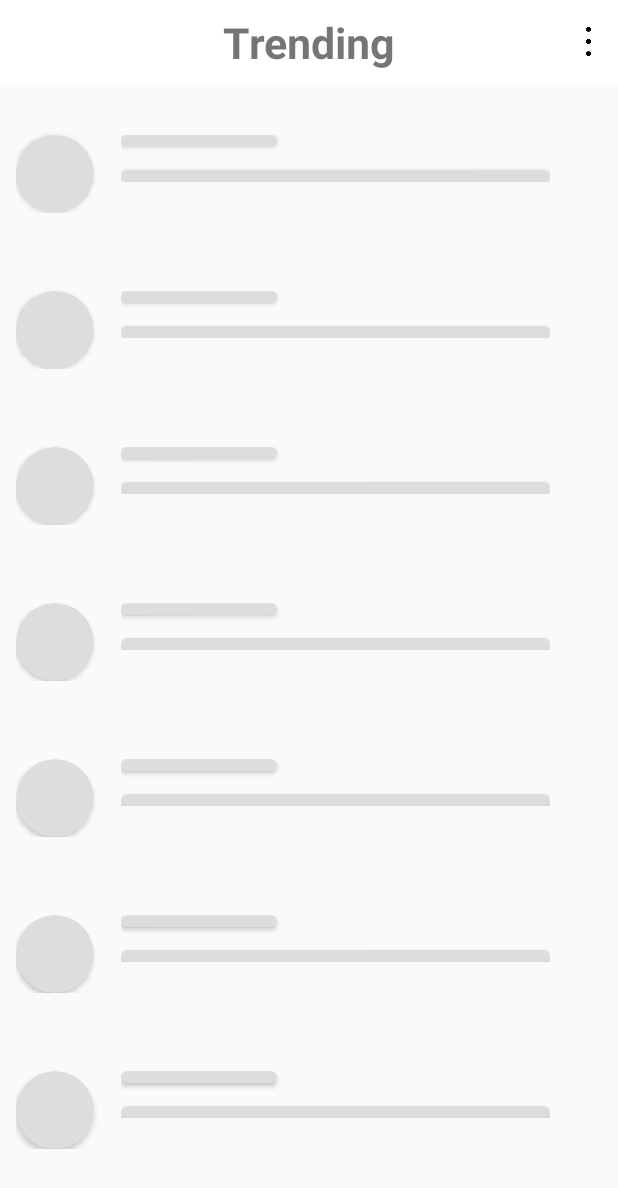
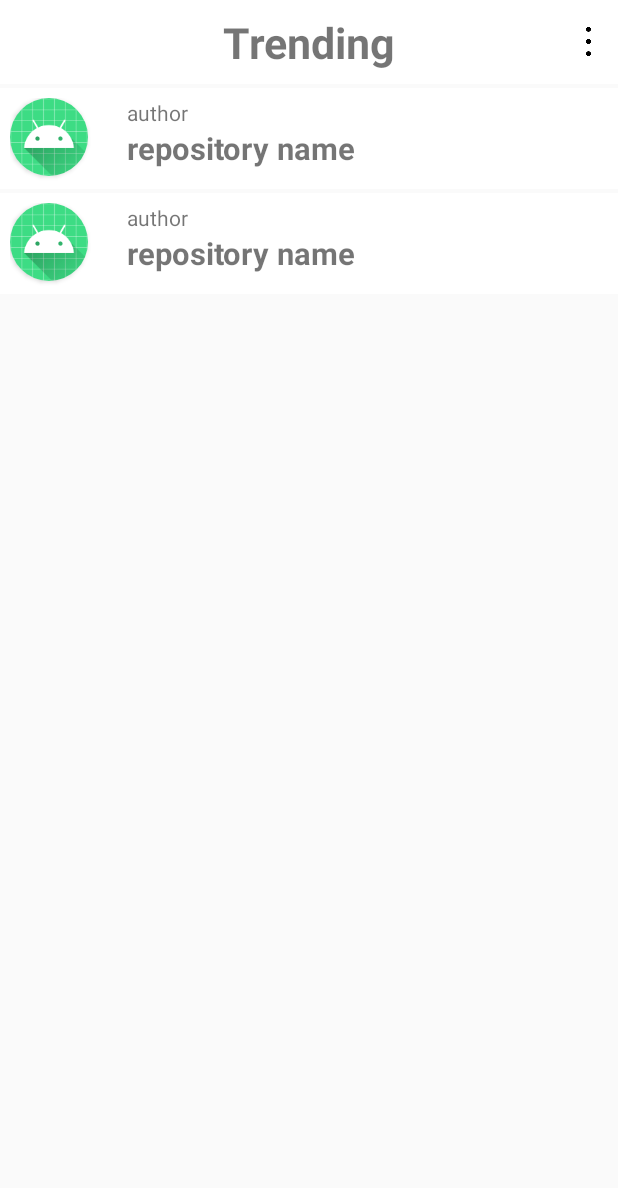
Before and after one commit to usinoriya2/Tech-Assignment, an Android app: the screen it shows after launch (MainActivity), on a phone screen of 412 x 824 dp. Shown: the top 1188 px of the screen. Run offline under Robolectric (Android 15) with nearby library versions, the phone set to English and light mode, and no system bars; our stand-ins replace Shimmer, sdp/ssp sizes.

Commit message:
logic added to expand description

```diff
--- a/app/src/main/java/com/example/techassignment/MainActivity.java
+++ b/app/src/main/java/com/example/techassignment/MainActivity.java
@@ -3,17 +3,64 @@ package com.example.techassignment;
 import androidx.appcompat.app.AppCompatActivity;
 
 import android.os.Bundle;
+import android.os.Handler;
+import android.view.View;
+import android.widget.LinearLayout;
+import android.widget.RelativeLayout;
 
 import com.facebook.shimmer.ShimmerFrameLayout;
 
 public class MainActivity extends AppCompatActivity {
+    ShimmerFrameLayout shimmerFrameLayout;
+    LinearLayout descriptionLayout;
+    RelativeLayout repo1;
+    RelativeLayout repo2;
+    Handler handler;
+    Runnable r;
 
     @Override
     protected void onCreate(Bundle savedInstanceState) {
         super.onCreate(savedInstanceState);
         setContentView(R.layout.activity_main);
-        ShimmerFrameLayout shimmerFrameLayout =
-                (ShimmerFrameLayout) findViewById(R.id.shimmerFrameLayout);
+        bindViews();
+        initialiseUI();
+    }
+
+    private void bindViews(){
+        shimmerFrameLayout = findViewById(R.id.shimmerFrameLayout);
+        repo1 = findViewById(R.id.repo1);
+        repo2 = findViewById(R.id.repo2);
+        descriptionLayout = findViewById(R.id.description_layout);
         shimmerFrameLayout.startShimmerAnimation();
     }
+    private void initialiseUI(){
+        shimmerFrameLayout.setVisibility(View.VISIBLE);
+        shimmerFrameLayout.startShimmerAnimation();
+        handler = new Handler();
+        r = new Runnable() {
+
+            @Override
+            public void run() {
+                shimmerFrameLayout.stopShimmerAnimation();
+                shimmerFrameLayout.setVisibility(View.GONE);
+                repo1.setVisibility(View.VISIBLE);
+                repo2.setVisibility(View.VISIBLE);
+                repo1.setOnClickListener(new View.OnClickListener() {
+                    @Override
+                    public void onClick(View v) {
+                        if(descriptionLayout.getVisibility() == View.GONE){
+                            descriptionLayout.setVisibility(View.VISIBLE);
+                        }else{
+                            descriptionLayout.setVisibility(View.GONE);
+                        }
+                    }
+                });
+            }
+        };
+        startHandler();
+    }
+
+    public void startHandler() {
+        handler.postDelayed(r, 2000); //for 2 seconds
+    }
 }
--- a/app/src/main/res/layout/activity_main.xml
+++ b/app/src/main/res/layout/activity_main.xml
@@ -36,7 +36,8 @@
         android:layout_height="match_parent"
         android:layout_gravity="center"
         android:layout_below="@+id/my_toolbar"
-        android:orientation="vertical">
+        android:orientation="vertical"
+        android:visibility="gone">
         <LinearLayout
             android:layout_width="wrap_content"
             android:layout_height="wrap_content"
@@ -59,6 +60,7 @@
         android:visibility="gone"
         layout="@layout/repository"/>
     <include
+        android:id="@+id/repo2"
         android:layout_height="wrap_content"
         android:layout_width="wrap_content"
         android:layout_below="@id/repo1"
--- a/app/src/main/res/layout/repository.xml
+++ b/app/src/main/res/layout/repository.xml
@@ -39,6 +39,7 @@
                 android:id="@+id/description_layout"
                 android:layout_width="wrap_content"
                 android:layout_height="wrap_content"
+                android:visibility="gone"
                 android:orientation="vertical">
                 <TextView
                     android:layout_width="wrap_content"
```
